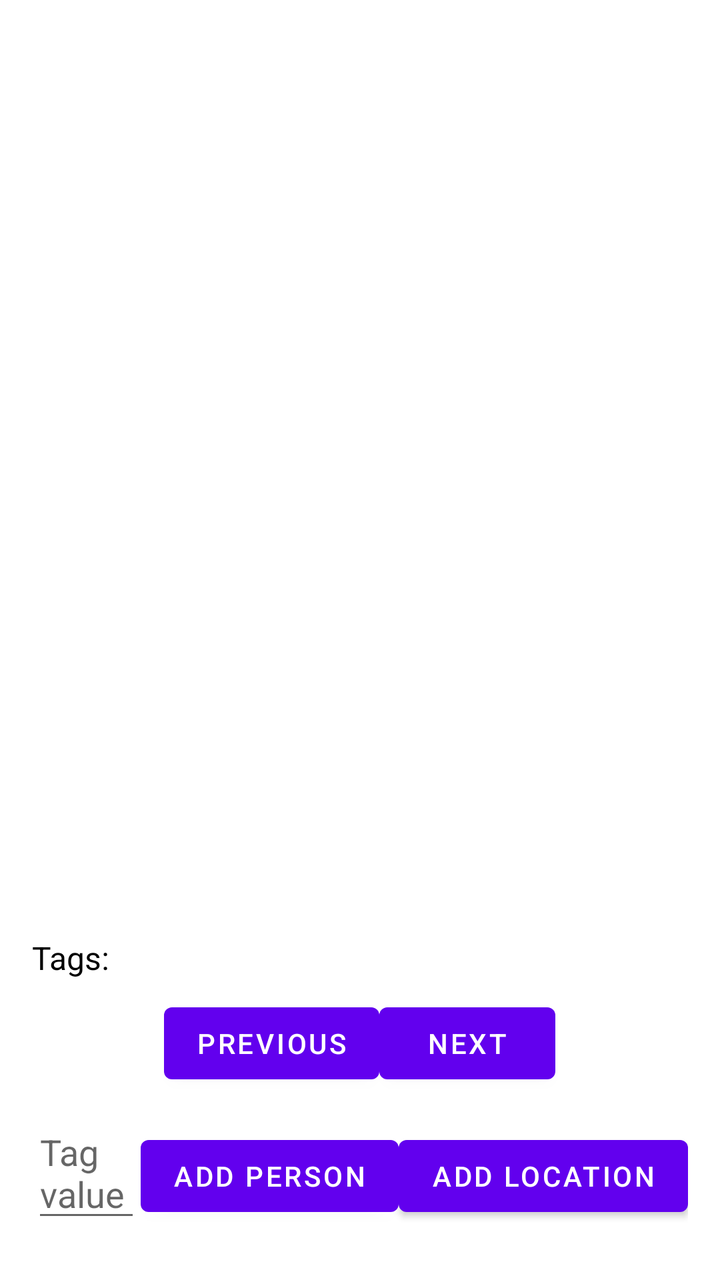
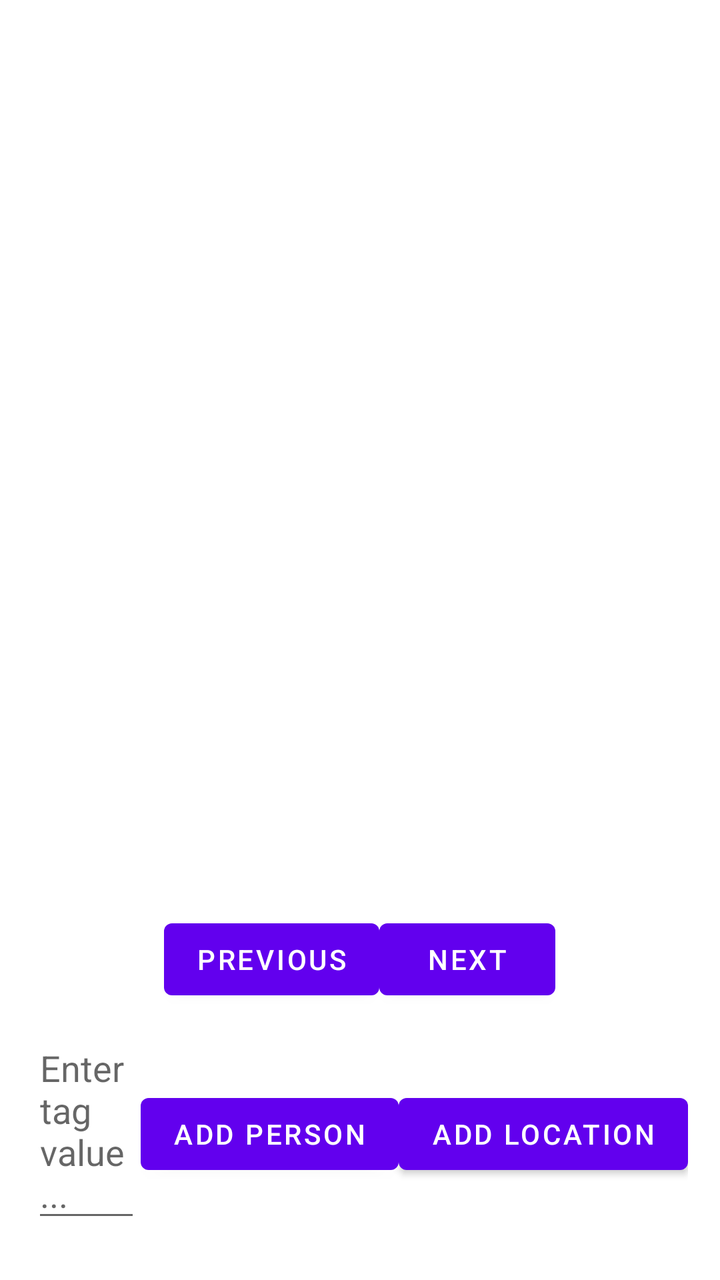

Compare the two renders of this Android layout. The source of the first and the diff that turns it into the second are given below.
<!-- AndroidManifest.xml: application theme Theme.Photos -->
<!-- res/layout/activity_photo.xml -->
<?xml version="1.0" encoding="utf-8"?>
<LinearLayout xmlns:android="http://schemas.android.com/apk/res/android"
    android:layout_width="match_parent"
    android:layout_height="match_parent"
    android:orientation="vertical"
    android:padding="16dp">

    <ImageView
        android:id="@+id/fullPhotoImageView"
        android:layout_width="match_parent"
        android:layout_height="0dp"
        android:layout_weight="1"
        android:scaleType="fitCenter"
        android:contentDescription="Full Photo" />

    <TextView
        android:id="@+id/photoTagsTextView"
        android:layout_width="match_parent"
        android:layout_height="wrap_content"
        android:text="Tags: "
        android:textSize="16sp"
        android:layout_marginTop="8dp"
        android:textColor="@android:color/black" />

    <LinearLayout
        android:layout_width="match_parent"
        android:layout_height="wrap_content"
        android:orientation="horizontal"
        android:gravity="center"
        android:layout_marginTop="8dp">
        <Button
            android:id="@+id/prevPhotoButton"
            android:layout_width="wrap_content"
            android:layout_height="wrap_content"
            android:text="Previous" />
        <Button
            android:id="@+id/nextPhotoButton"
            android:layout_width="wrap_content"
            android:layout_height="wrap_content"
            android:text="Next" />
    </LinearLayout>

    <LinearLayout
        android:layout_width="match_parent"
        android:layout_height="wrap_content"
        android:orientation="horizontal"
        android:layout_marginTop="8dp">

        <EditText
            android:id="@+id/tagValueEditText"
            android:layout_width="0dp"
            android:layout_height="wrap_content"
            android:layout_weight="1"
            android:hint="Tag value" />

        <Button
            android:id="@+id/addPersonTagButton"
            android:layout_width="wrap_content"
            android:layout_height="wrap_content"
            android:text="Add Person" />

        <Button
            android:id="@+id/addLocationTagButton"
            android:layout_width="wrap_content"
            android:layout_height="wrap_content"
            android:text="Add Location" />
    </LinearLayout>

    <ListView
        android:id="@+id/tagsListView"
        android:layout_width="match_parent"
        android:layout_height="wrap_content"
        android:layout_marginTop="8dp"/>

</LinearLayout>
<!-- resources referenced by this layout -->
<resources>
  <style name="Theme.Photos" parent="Theme.MaterialComponents.DayNight.DarkActionBar">
          <item name="colorPrimary">@color/purple_500</item>
          <item name="colorPrimaryVariant">@color/purple_700</item>
          <item name="colorOnPrimary">@color/white</item>
          <item name="colorSecondary">@color/teal_200</item>
          <item name="colorOnSecondary">@color/black</item>
          <item name="android:windowBackground">@color/white</item>
      </style>
  <color name="purple_500">#6200EE</color>
  <color name="purple_700">#3700B3</color>
  <color name="white">#FFFFFF</color>
  <color name="teal_200">#03DAC5</color>
  <color name="black">#000000</color>
</resources>

<!-- the commit's change to res/layout/activity_photo.xml (unified diff, before → after) -->
@@ -17,7 +17,7 @@
         android:id="@+id/photoTagsTextView"
         android:layout_width="match_parent"
         android:layout_height="wrap_content"
-        android:text="Tags: "
+        android:text=""
         android:textSize="16sp"
         android:layout_marginTop="8dp"
         android:textColor="@android:color/black" />
@@ -51,7 +51,7 @@
             android:layout_width="0dp"
             android:layout_height="wrap_content"
             android:layout_weight="1"
-            android:hint="Tag value" />
+            android:hint="Enter tag value..." />
 
         <Button
             android:id="@+id/addPersonTagButton"
